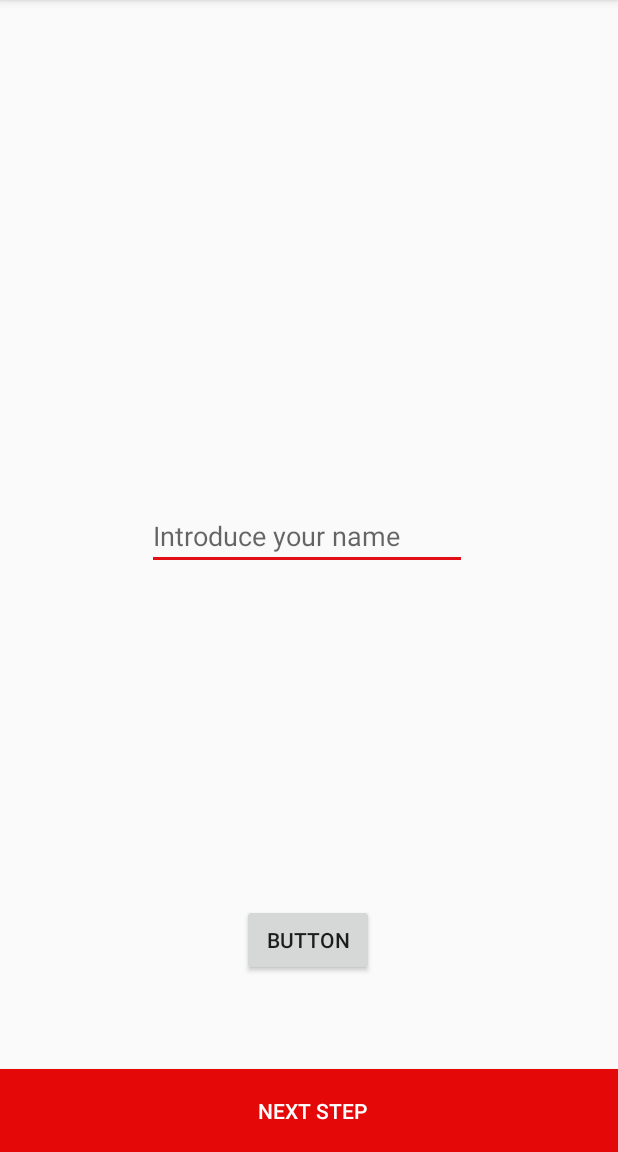
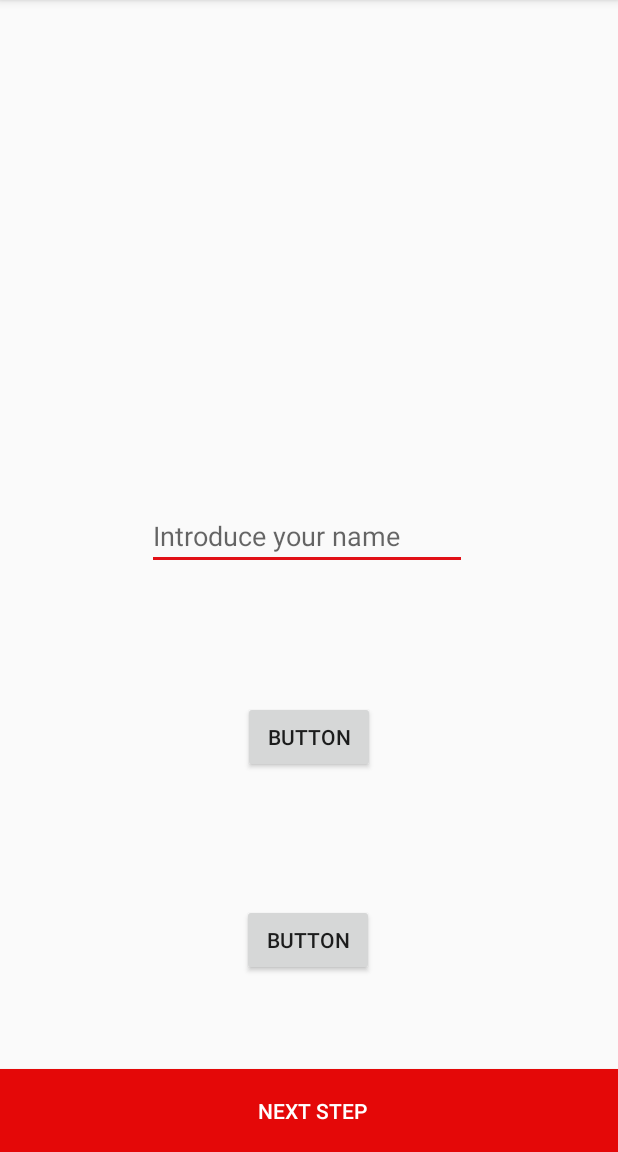
Before and after one commit to Ezebiglia12/Ejercicioapp, an Android app: the screen it shows after launch (MainActivity), on a phone screen of 412 x 824 dp, the part 84-1236 px from its top. Run offline under Robolectric (Android 15) with nearby library versions, the phone set to English and light mode, and no system bars.

Commit message:
lo cambie por segunda vez

```diff
--- a/app/src/main/res/layout-v26/activity_main.xml
+++ b/app/src/main/res/layout-v26/activity_main.xml
@@ -49,4 +49,14 @@
         app:layout_constraintHorizontal_bias="0.498"
         app:layout_constraintStart_toStartOf="parent"
         app:layout_constraintTop_toBottomOf="@+id/editText" />
+
+    <Button
+        android:id="@+id/button3"
+        android:layout_width="wrap_content"
+        android:layout_height="wrap_content"
+        android:text="Button"
+        app:layout_constraintBottom_toTopOf="@+id/button2"
+        app:layout_constraintEnd_toEndOf="parent"
+        app:layout_constraintStart_toStartOf="parent"
+        app:layout_constraintTop_toBottomOf="@+id/editText" />
 </androidx.constraintlayout.widget.ConstraintLayout>
```
